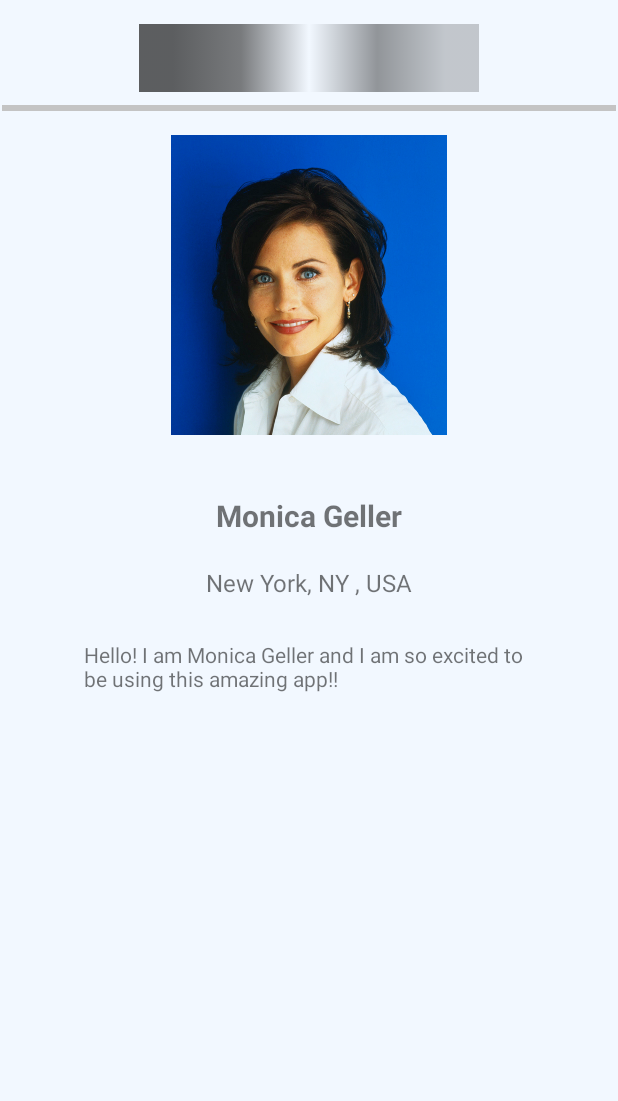
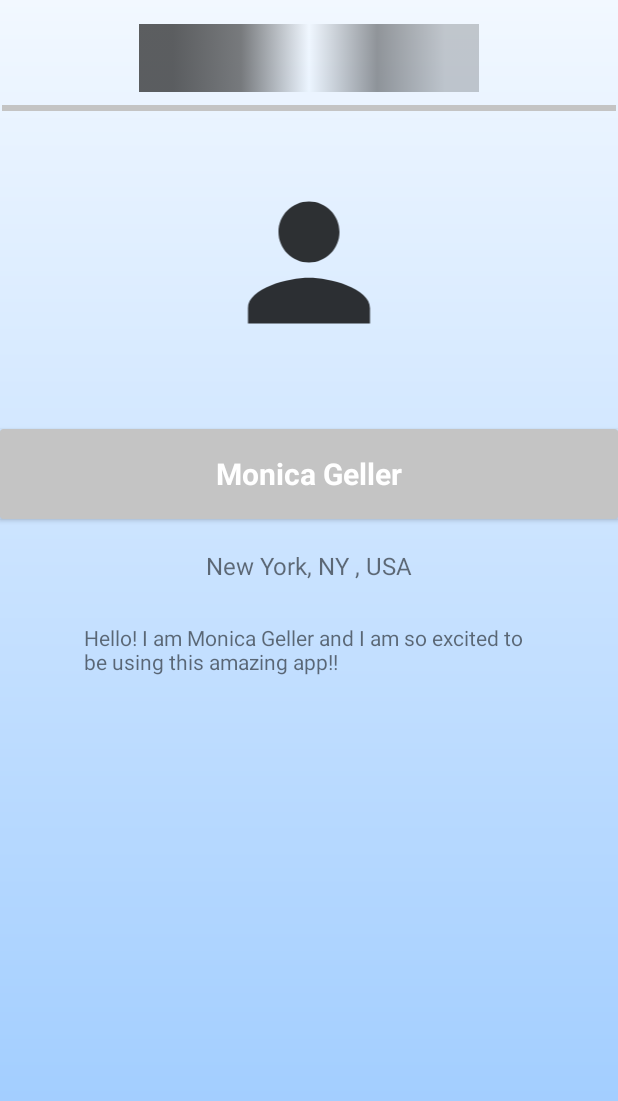
Before and after one commit to kzizz/Healthbud-Hackathon, an Android app: the userProfile screen opened directly, with no data from a screen before it, on a phone screen of 412 x 824 dp. Shown: the top 1101 px of the screen. Run offline under Robolectric (Android 15) with nearby library versions, the phone set to English and light mode, and no system bars.

Commit message:
Jazzed up the UI FINALLY

```diff
--- /dev/null
+++ b/app/src/main/res/drawable/gradient.xml
@@ -0,0 +1,8 @@
+<?xml version="1.0" encoding="utf-8"?>
+<shape android:shape="rectangle"
+    xmlns:android="http://schemas.android.com/apk/res/android">
+    <gradient
+        android:startColor="#99c9ff"
+        android:endColor="@color/colorPrimary"
+        android:angle="90"/>
+</shape>
--- a/app/src/main/res/layout/activity_main.xml
+++ b/app/src/main/res/layout/activity_main.xml
@@ -5,7 +5,7 @@
     android:layout_width="match_parent"
     android:layout_height="match_parent"
     tools:context=".MainActivity"
-    android:background="@drawable/background">
+    android:background="@drawable/gradient">
 
     <EditText
         android:id="@+id/email"
--- a/app/src/main/res/layout/activity_register_page.xml
+++ b/app/src/main/res/layout/activity_register_page.xml
@@ -5,7 +5,7 @@
     android:layout_width="match_parent"
     android:layout_height="match_parent"
     tools:context=".register_page"
-    android:background="@drawable/background">
+    android:background="@drawable/gradient">
 
     <ImageView
         android:id="@+id/imageView2"
--- a/app/src/main/res/layout/activity_user_profile.xml
+++ b/app/src/main/res/layout/activity_user_profile.xml
@@ -5,23 +5,8 @@
     android:layout_width="match_parent"
     android:layout_height="match_parent"
     tools:context=".userProfile"
-    android:background="@drawable/background">
+    android:background="@drawable/gradient">
 
-
-    <ImageView
-        android:id="@+id/userImage"
-        android:layout_width="216dp"
-        android:layout_height="200dp"
-        android:layout_marginStart="98dp"
-        android:layout_marginLeft="98dp"
-        android:layout_marginTop="16dp"
-        android:layout_marginEnd="98dp"
-        android:layout_marginRight="98dp"
-        app:layout_constraintEnd_toEndOf="parent"
-        app:layout_constraintHorizontal_bias="0.0"
-        app:layout_constraintStart_toStartOf="parent"
-        app:layout_constraintTop_toBottomOf="@+id/divider3"
-        app:srcCompat="@drawable/user" />
 
     <View
         android:id="@+id/divider3"
@@ -47,21 +32,31 @@
         app:layout_constraintTop_toTopOf="parent"
         app:srcCompat="@drawable/healthbud" />
 
+    <androidx.cardview.widget.CardView
+        android:id="@+id/nameCard"
+        android:layout_width="match_parent"
+        android:layout_height="60dp"
+        android:layout_marginTop="50dp"
+        app:cardBackgroundColor="@color/colorPrimaryDark"
+        app:layout_constraintEnd_toEndOf="parent"
+        app:layout_constraintStart_toStartOf="parent"
+        app:layout_constraintTop_toBottomOf="@+id/userPhoto">
+
+
+
     <TextView
         android:id="@+id/userName"
         android:layout_width="wrap_content"
         android:layout_height="wrap_content"
-        android:layout_marginStart="170dp"
-        android:layout_marginLeft="170dp"
-        android:layout_marginTop="40dp"
-        android:layout_marginEnd="170dp"
-        android:layout_marginRight="170dp"
+        android:layout_gravity="center"
         android:text="Monica Geller"
+        android:textColor="#FFFFFF"
         android:textSize="20sp"
-        android:textStyle="bold"
-        app:layout_constraintEnd_toEndOf="parent"
-        app:layout_constraintStart_toStartOf="parent"
-        app:layout_constraintTop_toBottomOf="@+id/userImage" />
+        android:textStyle="bold" />
+
+
+
+    </androidx.cardview.widget.CardView>
 
     <TextView
         android:id="@+id/userLocation"
@@ -76,7 +71,7 @@
         android:textSize="16sp"
         app:layout_constraintEnd_toEndOf="parent"
         app:layout_constraintStart_toStartOf="parent"
-        app:layout_constraintTop_toBottomOf="@+id/userName" />
+        app:layout_constraintTop_toBottomOf="@+id/nameCard" />
 
     <TextView
         android:id="@+id/userBio"
@@ -92,4 +87,18 @@
         app:layout_constraintStart_toStartOf="parent"
         app:layout_constraintTop_toBottomOf="@+id/userLocation" />
 
+    <ImageView
+        android:id="@+id/userPhoto"
+        android:layout_width="145dp"
+        android:layout_height="122dp"
+        android:layout_marginStart="137dp"
+        android:layout_marginLeft="137dp"
+        android:layout_marginTop="40dp"
+        android:layout_marginEnd="137dp"
+        android:layout_marginRight="137dp"
+        app:layout_constraintEnd_toEndOf="parent"
+        app:layout_constraintStart_toStartOf="parent"
+        app:layout_constraintTop_toBottomOf="@+id/divider3"
+        app:srcCompat="@drawable/ic_action_profile" />
+
 </androidx.constraintlayout.widget.ConstraintLayout>
```
Also changed, not shown: app/src/main/res/drawable/healthbudlogovectorimgonly.png (added).
